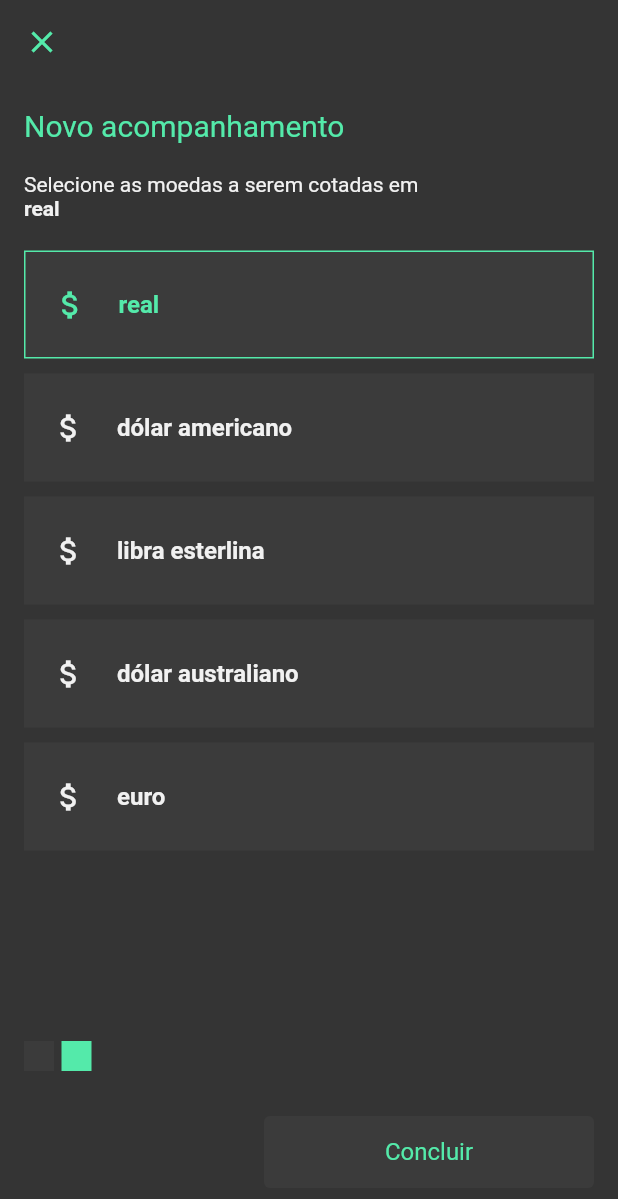
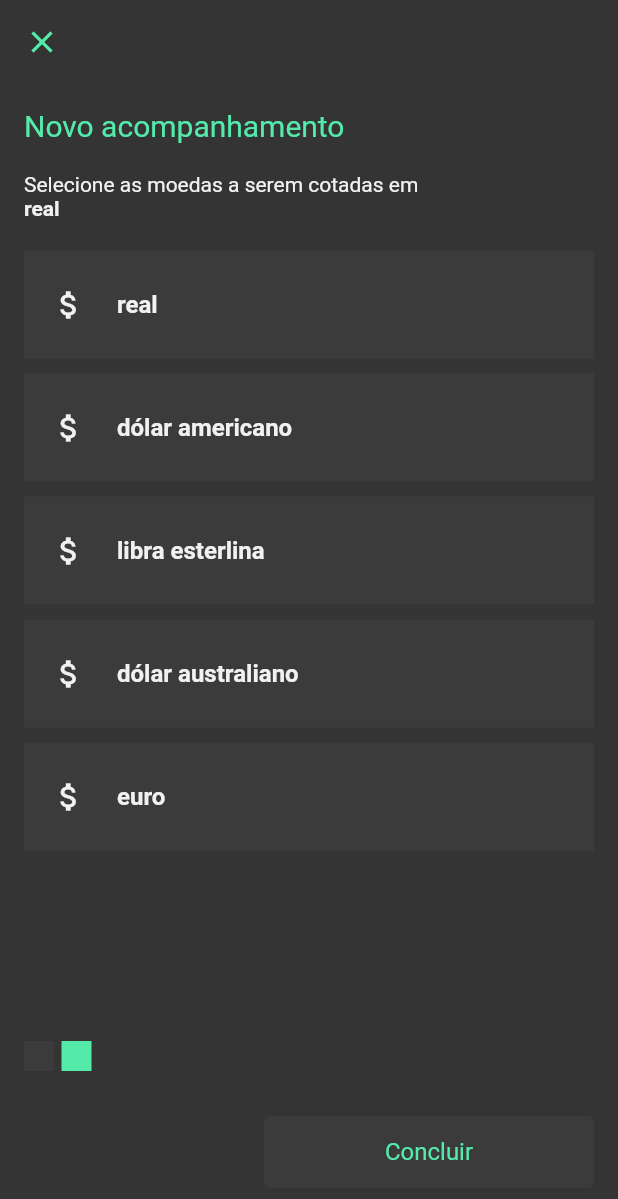
Before and after one commit to CiroDom/currency, a Flutter app: the TargetSelectionView screen opened directly with empty values, on a phone screen of 412 x 824 dp. Shown: the top 1199 px of the screen. Run offline on Flutter 3.47's test engine with Material 2 defaults, Android fonts, the phone set to English and light mode, and no system bars; our stand-ins replace dio; Roboto replaces fonts that are missing (Poppins); statements that could not run were skipped.

```diff
--- a/lib/app/components/tile/currency_tile.dart
+++ b/lib/app/components/tile/currency_tile.dart
@@ -1,10 +1,10 @@
 import 'package:cotadacao_moedas_app/app/general_classes/selection_indicator.dart';
-import 'package:cotadacao_moedas_app/app/view_base_selection/base_indicator.dart';
 import 'package:cotadacao_moedas_app/res/our_colors.dart';
 import 'package:flutter/material.dart';
 
 import '../../../res/decorartions.dart';
 import '../../../res/styles.dart';
+import '../../views/base_selection/base_indicator.dart';
 
 class CurrencyTile extends StatefulWidget {
   const CurrencyTile({
--- a/lib/app/material_app/currency_app.dart
+++ b/lib/app/material_app/currency_app.dart
@@ -1,5 +1,5 @@
-import 'package:cotadacao_moedas_app/app/view_empty/empty_presenter.dart';
-import 'package:cotadacao_moedas_app/app/view_empty/empty_view.dart';
+import 'package:cotadacao_moedas_app/app/empty/empty_presenter.dart';
+import 'package:cotadacao_moedas_app/app/empty/empty_view.dart';
 import 'package:flutter/material.dart';
 
 import '../../main.dart';
--- a/lib/app/view_base_selection/view_base_selection.dart
+++ b/lib/app/target_selection/view_target_selection.dart
@@ -1,23 +1,27 @@
-import 'package:cotadacao_moedas_app/app/view_base_selection/base_presenter.dart';
+import 'package:cotadacao_moedas_app/app/components/buttons/button_full.dart';
+import 'package:cotadacao_moedas_app/app/components/texts/text_target.dart';
 import 'package:flutter/material.dart';
 
 import '../../res/our_colors.dart';
 import '../components/headers/header_new_exchange.dart';
 import '../components/indicators/page_indicator.dart';
-import '../components/texts/text_base.dart';
+import '../views/target_selection/target_presenter.dart';
 
-class BaseSelectionView extends StatefulWidget {
-  const BaseSelectionView({
-    super.key, required this.presenter,
+class TargetSelectionView extends StatefulWidget {
+  const TargetSelectionView({
+    super.key,
+    required this.selectedIndex,
+    required this.presenter,
   });
 
-  final BasePresenter presenter;
+  final int selectedIndex;
+  final TargetPresenter presenter;
 
   @override
-  State<BaseSelectionView> createState() => _BaseSelectionViewState();
+  State<TargetSelectionView> createState() => _TargetSelectionViewState();
 }
 
-class _BaseSelectionViewState extends State<BaseSelectionView> {
+class _TargetSelectionViewState extends State<TargetSelectionView> {
   @override
   Widget build(BuildContext context) {
     const double paddHori = 16.0;
@@ -46,7 +50,7 @@ class _BaseSelectionViewState extends State<BaseSelectionView> {
               children: [
                 const HeaderNewExchange(),
                 const SizedBox(height: 20.0),
-                const TextBase(),
+                TextTarget(base: widget.selectedIndex),
                 const SizedBox(
                   height: 20.0,
                 ),
@@ -61,10 +65,13 @@ class _BaseSelectionViewState extends State<BaseSelectionView> {
                 ),
               ],
             ),
-            const Column(
+            Column(
               mainAxisAlignment: MainAxisAlignment.end,
               crossAxisAlignment: CrossAxisAlignment.start,
-              children: [PageIndicator(isBaseCurrencyView: true)],
+              children: [
+                const PageIndicator(isBaseCurrencyView: false),
+                ButtonFull(buttonFunction: widget.presenter.goToExchangeView, isOn: false)
+              ],
             ),
           ],
         ),
--- a/lib/app/view_empty/empty_presenter.dart
+++ b/lib/app/views/empty/empty_presenter.dart
@@ -1,9 +1,9 @@
-import 'package:cotadacao_moedas_app/app/view_base_selection/base_indicator.dart';
-import 'package:cotadacao_moedas_app/app/view_base_selection/base_presenter.dart';
+import 'package:cotadacao_moedas_app/app/base_selection/base_presenter.dart';
 import 'package:cotadacao_moedas_app/main.dart';
 import 'package:flutter/material.dart';
 
-import '../view_base_selection/view_base_selection.dart';
+import '../base_selection/base_indicator.dart';
+import '../base_selection/view_base_selection.dart';
 
 class EmptyPresenter {
   void goToBaseCurrency() {
--- a/lib/app/view_target_selection/target_indicator.dart
+++ b/lib/app/views/target_selection/target_indicator.dart
@@ -2,7 +2,7 @@ import 'package:cotadacao_moedas_app/app/general_classes/selection_indicator.dar
 import 'package:flutter/material.dart';
 
 class TargetIndicator extends SelectionIndicator {
-  final List<int> _selecteds = [0];
+  final List<int> _selecteds = [];
 
   @override
   List<int> get getSelecteds => _selecteds;
```
Also changed, not shown: lib/app/base_selection/base_presenter.dart (renamed from lib/app/view_base_selection/base_presenter.dart, +4 -4 lines), lib/app/empty/empty_presenter.dart (added, +18 -0 lines), lib/app/views/base_selection/base_presenter.dart (added, +47 -0 lines), lib/app/views/base_selection/view_base_selection.dart (added, +74 -0 lines), lib/app/views/empty/view_empty.dart (renamed from lib/app/view_empty/empty_view.dart, +4 -3 lines), lib/app/views/exchanges/exchange_presenter.dart (added, +43 -0 lines), lib/app/views/target_selection/target_presenter.dart (renamed from lib/app/view_target_selection/target_presenter.dart, +5 -5 lines), lib/app/views/target_selection/view_target_selection.dart (renamed from lib/app/view_target_selection/view_target_selection.dart, +5 -4 lines), lib/app/views/base_selection/base_indicator.dart (renamed from lib/app/view_base_selection/base_indicator.dart), lib/app/views/exchanges/exchange_view.dart (renamed from lib/app/view_exchanges/exchange_view.dart).
